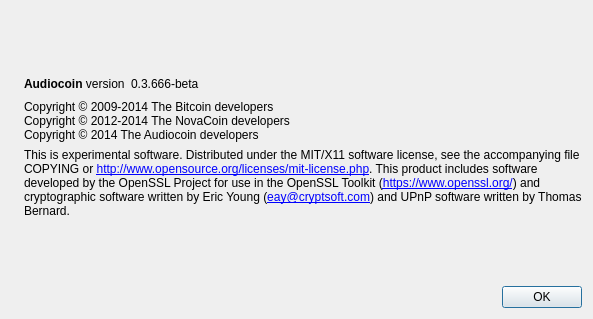
Before: the Qt Designer form src/qt/forms/aboutdialog.ui in aurovine/AudioCoin, drawn with Qt 5.
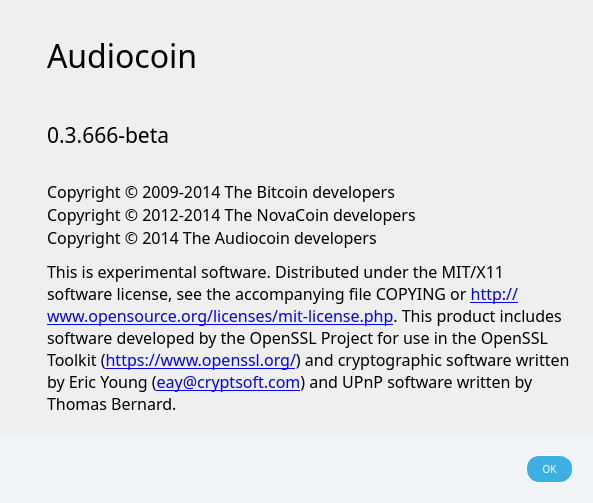
After: the same form once the commit is applied. Icons and pictures are not drawn.

```diff
--- a/src/qt/forms/aboutdialog.ui
+++ b/src/qt/forms/aboutdialog.ui
@@ -7,13 +7,48 @@
     <x>0</x>
     <y>0</y>
     <width>593</width>
-    <height>319</height>
+    <height>382</height>
    </rect>
   </property>
   <property name="windowTitle">
    <string>About Audiocoin</string>
   </property>
-  <layout class="QHBoxLayout" name="horizontalLayout_2">
+  <property name="styleSheet">
+   <string notr="true"/>
+  </property>
+  <layout class="QVBoxLayout" name="verticalLayout_3" stretch="1,0">
+   <property name="spacing">
+    <number>0</number>
+   </property>
+   <property name="leftMargin">
+    <number>0</number>
+   </property>
+   <property name="topMargin">
+    <number>0</number>
+   </property>
+   <property name="rightMargin">
+    <number>0</number>
+   </property>
+   <property name="bottomMargin">
+    <number>0</number>
+   </property>
+   <item>
+    <layout class="QHBoxLayout" name="mainWidget" stretch="0,1">
+     <property name="spacing">
+      <number>20</number>
+     </property>
+     <property name="leftMargin">
+      <number>20</number>
+     </property>
+     <property name="topMargin">
+      <number>20</number>
+     </property>
+     <property name="rightMargin">
+      <number>20</number>
+     </property>
+     <property name="bottomMargin">
+      <number>20</number>
+     </property>
    <item>
     <widget class="QLabel" name="label_4">
      <property name="sizePolicy">
@@ -23,42 +58,60 @@
       </sizepolicy>
      </property>
      <property name="pixmap">
-      <pixmap resource="../bitcoin.qrc">:/images/about</pixmap>
+        <pixmap resource="../bitcoin.qrc">:/images/header</pixmap>
+       </property>
+       <property name="alignment">
+        <set>Qt::AlignLeading|Qt::AlignLeft|Qt::AlignTop</set>
      </property>
     </widget>
    </item>
    <item>
-    <layout class="QVBoxLayout" name="verticalLayout_2">
-     <item>
-      <spacer name="verticalSpacer_2">
-       <property name="orientation">
-        <enum>Qt::Vertical</enum>
+      <widget class="QWidget" name="aboutWidget" native="true">
+       <property name="sizePolicy">
+        <sizepolicy hsizetype="Preferred" vsizetype="Minimum">
+         <horstretch>0</horstretch>
+         <verstretch>0</verstretch>
+        </sizepolicy>
        </property>
-       <property name="sizeHint" stdset="0">
-        <size>
-         <width>20</width>
-         <height>40</height>
-        </size>
-       </property>
-      </spacer>
-     </item>
-     <item>
-      <layout class="QHBoxLayout" name="horizontalLayout">
+       <layout class="QVBoxLayout" name="aboutWidgetLayout">
+        <property name="spacing">
+         <number>10</number>
+        </property>
+        <property name="leftMargin">
+         <number>0</number>
+        </property>
+        <property name="topMargin">
+         <number>0</number>
+        </property>
+        <property name="rightMargin">
+         <number>0</number>
+        </property>
+        <property name="bottomMargin">
+         <number>0</number>
+        </property>
        <item>
         <widget class="QLabel" name="label">
-         <property name="cursor">
-          <cursorShape>IBeamCursor</cursorShape>
+          <property name="font">
+           <font>
+            <family>Montserrat</family>
+            <pointsize>24</pointsize>
+            <weight>50</weight>
+            <bold>false</bold>
+           </font>
          </property>
          <property name="text">
-          <string>&lt;b&gt;Audiocoin&lt;/b&gt; version</string>
-         </property>
-         <property name="textInteractionFlags">
-          <set>Qt::LinksAccessibleByMouse|Qt::TextSelectableByKeyboard|Qt::TextSelectableByMouse</set>
+           <string>Audiocoin</string>
          </property>
         </widget>
        </item>
        <item>
         <widget class="QLabel" name="versionLabel">
+          <property name="font">
+           <font>
+            <family>Montserrat</family>
+            <pointsize>16</pointsize>
+           </font>
+          </property>
          <property name="cursor">
           <cursorShape>IBeamCursor</cursorShape>
          </property>
@@ -71,22 +124,13 @@
         </widget>
        </item>
        <item>
-        <spacer name="horizontalSpacer">
-         <property name="orientation">
-          <enum>Qt::Horizontal</enum>
-         </property>
-         <property name="sizeHint" stdset="0">
-          <size>
-           <width>40</width>
-           <height>20</height>
-          </size>
-         </property>
-        </spacer>
-       </item>
-      </layout>
-     </item>
-     <item>
       <widget class="QLabel" name="copyrightLabel">
+          <property name="font">
+           <font>
+            <family>Montserrat</family>
+            <pointsize>12</pointsize>
+           </font>
+          </property>
        <property name="cursor">
         <cursorShape>IBeamCursor</cursorShape>
        </property>
@@ -102,6 +146,12 @@
      </item>
      <item>
       <widget class="QLabel" name="label_2">
+          <property name="font">
+           <font>
+            <family>Montserrat</family>
+            <pointsize>12</pointsize>
+           </font>
+          </property>
        <property name="cursor">
         <cursorShape>IBeamCursor</cursorShape>
        </property>
@@ -124,30 +174,69 @@
        </property>
       </widget>
      </item>
+       </layout>
+      </widget>
+     </item>
+    </layout>
+   </item>
      <item>
-      <spacer name="verticalSpacer">
+    <widget class="QWidget" name="buttonWidget" native="true">
+     <property name="styleSheet">
+      <string notr="true">#buttonWidget { background-color: #f3f4f7; }
+
+QPushButton { font-family: 'Montserrat'; text-transform: uppercase; font-size: 10px; border: 1px solid gray; padding: 0px 15px; border-radius: 13px; min-height: 26px; max-height: 26px; background-color: white; }
+
+QPushButton:hover, QPushButton:pressed { background-color: #1c99d2; color: white; }
+QPushButton:disabled { background-color: white; color: gray; }</string>
+     </property>
+     <layout class="QHBoxLayout" name="buttonWidgetLayout">
+      <property name="spacing">
+       <number>20</number>
+      </property>
+      <property name="leftMargin">
+       <number>20</number>
+      </property>
+      <property name="topMargin">
+       <number>20</number>
+      </property>
+      <property name="rightMargin">
+       <number>20</number>
+      </property>
+      <property name="bottomMargin">
+       <number>20</number>
+      </property>
+      <item>
+       <spacer name="horizontalSpacer">
        <property name="orientation">
-        <enum>Qt::Vertical</enum>
+         <enum>Qt::Horizontal</enum>
        </property>
        <property name="sizeHint" stdset="0">
         <size>
-         <width>20</width>
-         <height>40</height>
+          <width>40</width>
+          <height>0</height>
         </size>
        </property>
       </spacer>
      </item>
      <item>
-      <widget class="QDialogButtonBox" name="buttonBox">
-       <property name="orientation">
-        <enum>Qt::Horizontal</enum>
-       </property>
-       <property name="standardButtons">
-        <set>QDialogButtonBox::Ok</set>
+       <widget class="QPushButton" name="confirmButton">
+        <property name="font">
+         <font>
+          <family>Montserrat</family>
+          <pointsize>-1</pointsize>
+         </font>
+        </property>
+        <property name="styleSheet">
+         <string notr="true">#confirmButton { background-color: #3cb0e5; color: white; border: 1px solid white; }
+#confirmButton:hover, #confirmButton:pressed { background-color: #1c99d2; }</string>
+        </property>
+        <property name="text">
+         <string>OK</string>
        </property>
       </widget>
      </item>
     </layout>
+    </widget>
    </item>
   </layout>
  </widget>
```
Left out of the diff: 35 changed lines with no effect on the pictures. Lines whose indentation alone changed are shown as unchanged.
